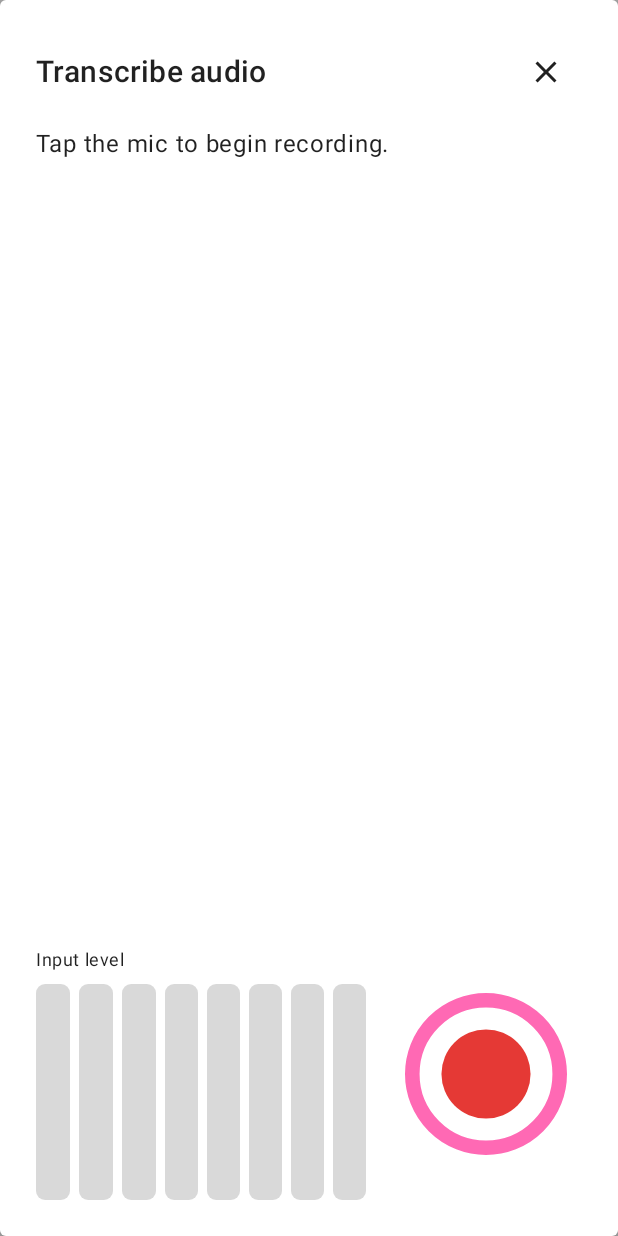
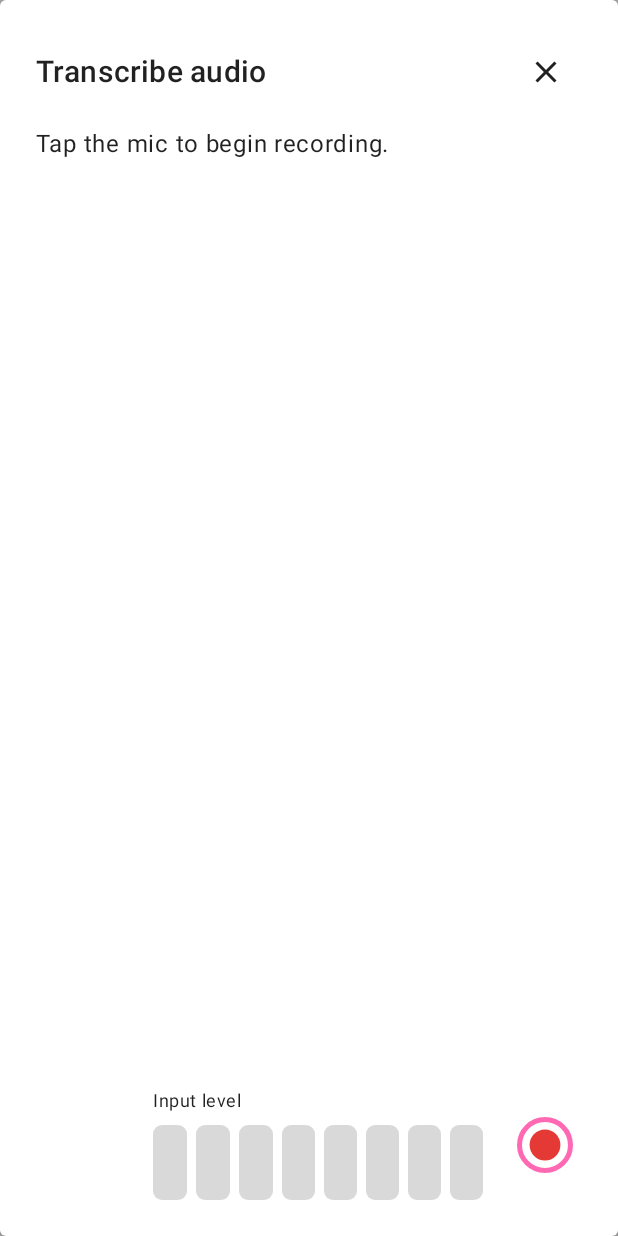
Before and after one commit to nickprice101/StarbuckNoteTaker, an Android app built with Jetpack Compose: the composable AudioTranscriptionDialog shown on its own in the app's theme, on a phone screen of 412 x 824 dp. Run offline under Robolectric (Android 15) with nearby library versions, the phone set to English and light mode, and no system bars; 6 statements that could not run were skipped.

Commit message:
Adjust audio controls sizing

```diff
--- a/app/src/main/java/com/example/starbucknotetaker/ui/AudioTranscriptionDialog.kt
+++ b/app/src/main/java/com/example/starbucknotetaker/ui/AudioTranscriptionDialog.kt
@@ -357,7 +357,7 @@ fun AudioTranscriptionDialog(
                 Spacer(modifier = Modifier.weight(1f, fill = true))
 
                 val normalizedLevel = ((rms + 2f) / 10f).coerceIn(0f, 1f)
-                val recordButtonSize = 96.dp * 1.5f
+                val recordButtonSize = 50.dp
                 Row(
                     modifier = Modifier.fillMaxWidth(),
                     verticalAlignment = Alignment.CenterVertically,
```
